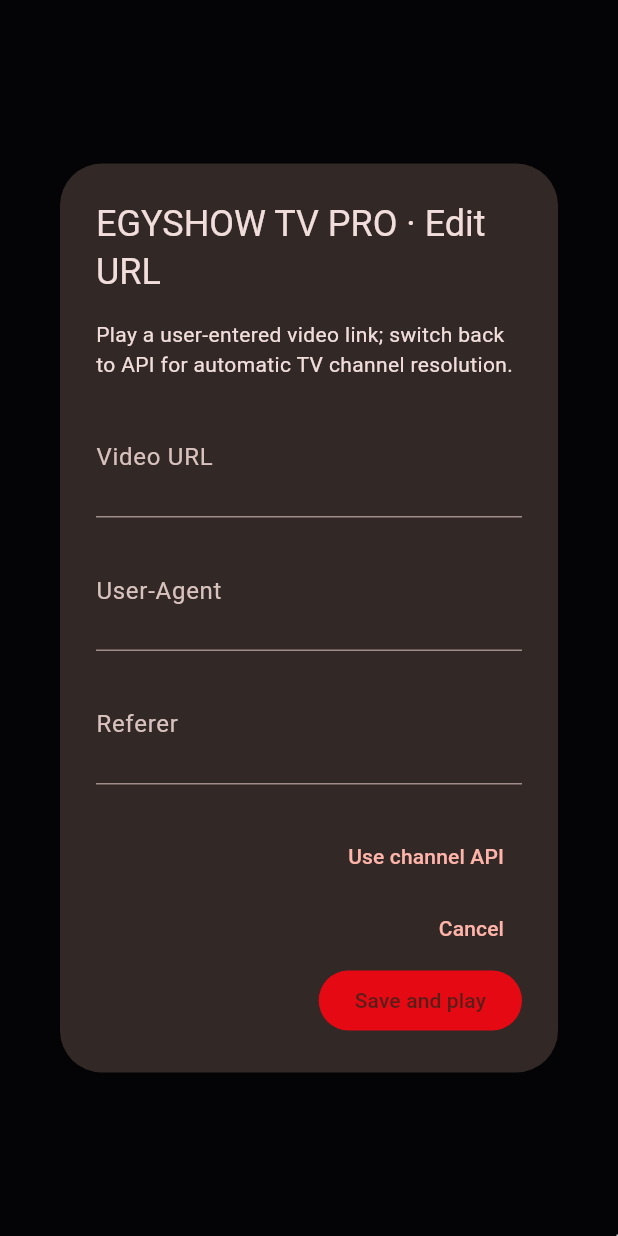
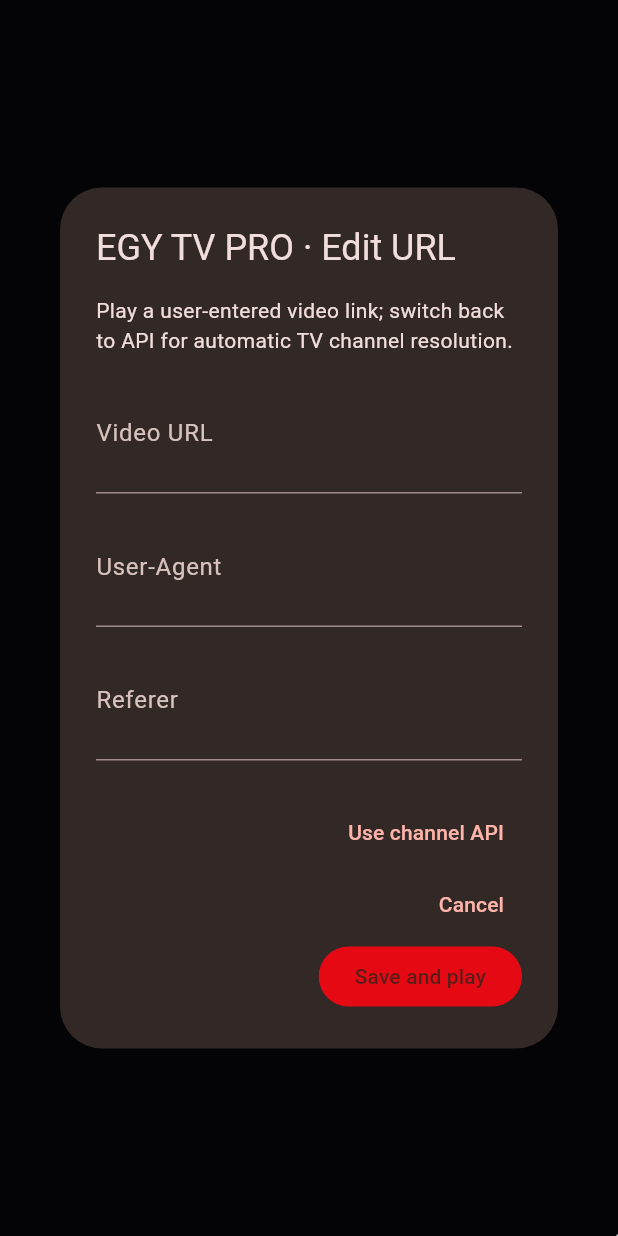
Before and after one commit to facemasr/ShortSeriesAndroid, a Flutter app: what open() shows on an empty page, opened directly with empty values, on a phone screen of 412 x 824 dp. Run offline on Flutter 3.47's test engine with Material 3 defaults, Android fonts, the phone set to English and light mode, and no system bars; drawn by our look-alikes of webview_flutter; our stand-ins replace cached_network_image, flutter_secure_storage, package_info_plus, shared_preferences, video_player; missing offline and left inert: android_intent_plus, flutter_vlc_player, webview_flutter_android; accounts and stored records are empty; network calls fail.

Commit message:
brand(egytv): separate TV player preferences and UI labels

```diff
--- a/lib/yacine_ytv_editor.dart
+++ b/lib/yacine_ytv_editor.dart
@@ -29,8 +29,8 @@
         context: context,
         builder: (dialog) => StatefulBuilder(
           builder: (ctx, setLocalState) => AlertDialog(
-            title: Text(label('EGYSHOW TV PRO · تحرير الرابط',
-                'EGYSHOW TV PRO · Edit URL')),
+            title: Text(label('EGY TV PRO · تحرير الرابط',
+                'EGY TV PRO · Edit URL')),
             content: SingleChildScrollView(child: Column(
               mainAxisSize: MainAxisSize.min,
               children: [
```
